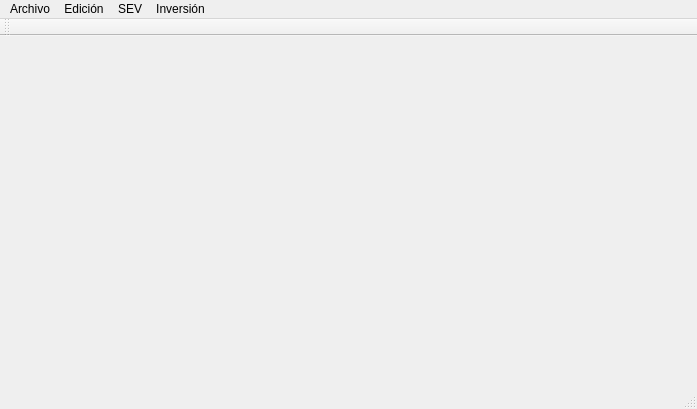
First picture: the form in QVES-App/MainWindow.ui, repository joaconigro/QVES, before the edit.
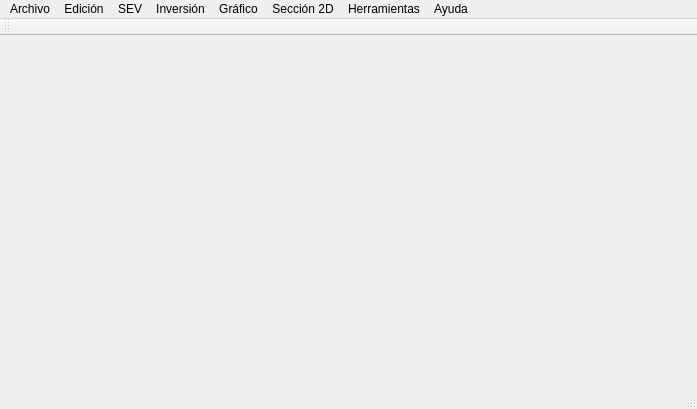
Second picture: the form after the edit.

Commit message: Fixes on MainWindows and panels.

The edit to the form file:
```diff
--- a/QVES-App/MainWindow.ui
+++ b/QVES-App/MainWindow.ui
@@ -79,10 +79,57 @@
     <addaction name="separator"/>
     <addaction name="actionInversionOptions"/>
    </widget>
+   <widget class="QMenu" name="menuGraphicChart">
+    <property name="title">
+     <string>Gráfico</string>
+    </property>
+    <widget class="QMenu" name="menuSelectModels">
+     <property name="title">
+      <string>Seleccionar modelos</string>
+     </property>
+     <addaction name="actionShowCurrentModel"/>
+     <addaction name="actionShowSeveralModels"/>
+    </widget>
+    <addaction name="actionChartOptions"/>
+    <addaction name="separator"/>
+    <addaction name="actionShowFieldData"/>
+    <addaction name="actionShowSplices"/>
+    <addaction name="actionShowCalculatedData"/>
+    <addaction name="actionShowModels"/>
+    <addaction name="menuSelectModels"/>
+    <addaction name="separator"/>
+    <addaction name="actionExportChart"/>
+   </widget>
+   <widget class="QMenu" name="menu2DSections">
+    <property name="title">
+     <string>Sección 2D</string>
+    </property>
+    <addaction name="actionNewSection"/>
+    <addaction name="actionShowSection"/>
+    <addaction name="separator"/>
+    <addaction name="actionAdminSections"/>
+   </widget>
+   <widget class="QMenu" name="menuTools">
+    <property name="title">
+     <string>Herramientas</string>
+    </property>
+    <addaction name="actionGeneralOptions"/>
+   </widget>
+   <widget class="QMenu" name="menuHelp">
+    <property name="title">
+     <string>Ayuda</string>
+    </property>
+    <addaction name="actionUserManual"/>
+    <addaction name="actionAboutQVES"/>
+   </widget>
    <addaction name="menuFile"/>
    <addaction name="menuEdit"/>
    <addaction name="menuVES"/>
    <addaction name="menuInversion"/>
+   <addaction name="menuGraphicChart"/>
+   <addaction name="menu2DSections"/>
+   <addaction name="menuTools"/>
+   <addaction name="menuHelp"/>
   </widget>
   <widget class="QToolBar" name="mainToolBar">
    <attribute name="toolBarArea">
```
Left out of the diff: 108 changed lines with no effect on the pictures. The commit also changes 5 other files.
